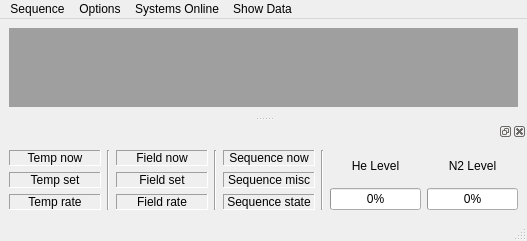
Old version of the form configurations/Cryostat GUI.ui in the repository Cryostat-GUI/Cryostat-GUI.
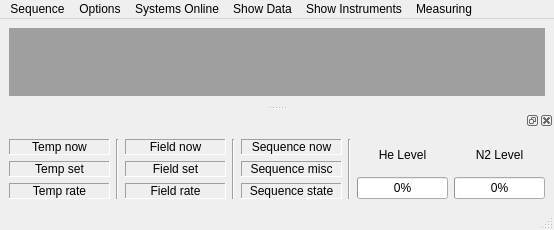
New version of the form.

Commit message: Update configurations/Cryostat GUI.ui

The edit to the form file:
```diff
--- a/configurations/Cryostat GUI.ui
+++ b/configurations/Cryostat GUI.ui
@@ -6,8 +6,8 @@
    <rect>
     <x>0</x>
     <y>0</y>
-    <width>527</width>
-    <height>241</height>
+    <width>554</width>
+    <height>229</height>
    </rect>
   </property>
   <property name="windowTitle">
@@ -46,7 +46,7 @@
     <rect>
      <x>0</x>
      <y>0</y>
-     <width>527</width>
+     <width>554</width>
      <height>21</height>
     </rect>
    </property>
@@ -120,10 +120,30 @@
     <addaction name="action_plotLive"/>
     <addaction name="action_plotDatabase"/>
    </widget>
+   <widget class="QMenu" name="menuShow_Instruments">
+    <property name="title">
+     <string>Show Instruments</string>
+    </property>
+    <addaction name="action_show_ITC"/>
+    <addaction name="action_show_ILM"/>
+    <addaction name="action_show_IPS"/>
+    <addaction name="separator"/>
+    <addaction name="action_show_LakeShore350"/>
+    <addaction name="separator"/>
+    <addaction name="action_show_Keithley"/>
+   </widget>
+   <widget class="QMenu" name="menuControls">
+    <property name="title">
+     <string>Measuring</string>
+    </property>
+    <addaction name="action_show_OneShot_Measuring"/>
+   </widget>
    <addaction name="menuControl"/>
    <addaction name="menuOptions"/>
    <addaction name="menuSystems_Online"/>
    <addaction name="menuShow_Data"/>
+   <addaction name="menuShow_Instruments"/>
+   <addaction name="menuControls"/>
   </widget>
   <widget class="QStatusBar" name="statusbar"/>
   <widget class="QDockWidget" name="Main_dock_infobox">
```
Left out of the diff: 73 changed lines with no effect on the pictures.
